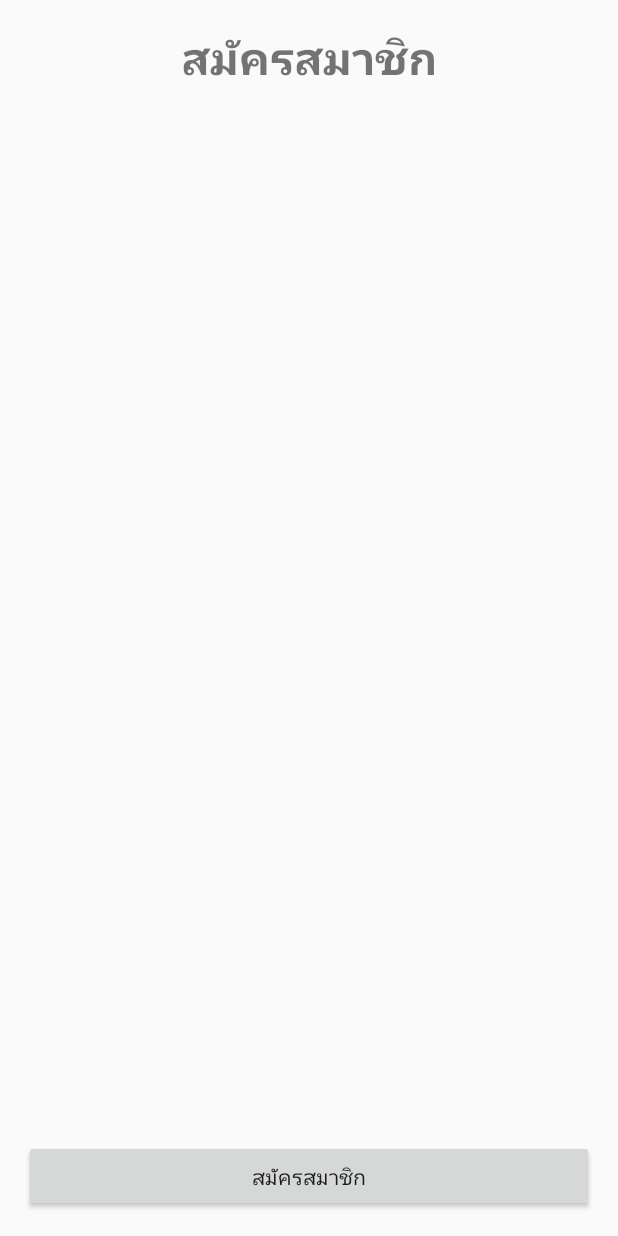
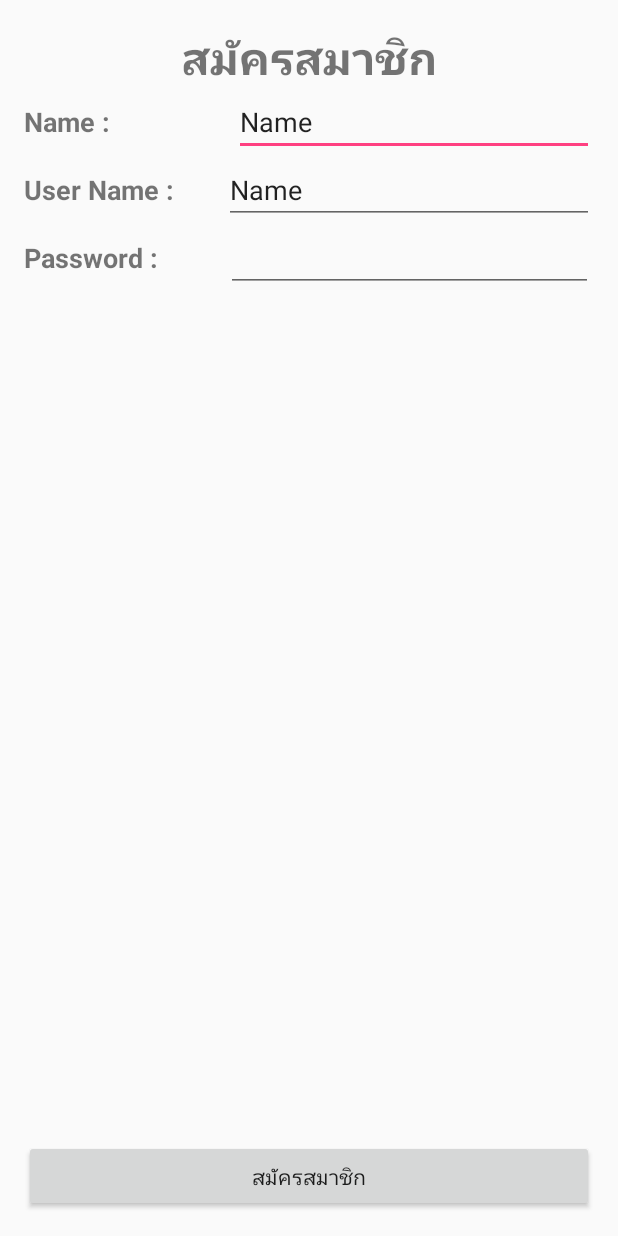
Before and after one commit to pichsinee/Rattanakosin, an Android app: the SignUp screen opened directly, with no data from a screen before it, on a phone screen of 412 x 824 dp. Run offline under Robolectric (Android 15) with nearby library versions, the phone set to English and light mode, and no system bars.

Commit message:
Start Day2

```diff
--- a/app/src/main/res/layout/activity_sign_up.xml
+++ b/app/src/main/res/layout/activity_sign_up.xml
@@ -31,6 +31,80 @@
         android:orientation="vertical"
         android:layout_width="match_parent"
         android:layout_height="match_parent"
-        android:layout_below="@+id/textView"
-        android:layout_above="@+id/button3"></LinearLayout>
+        android:layout_alignParentLeft="true"
+        android:layout_alignParentStart="true"
+        android:layout_above="@+id/button3"
+        android:layout_below="@+id/textView">
+
+        <LinearLayout
+            android:orientation="horizontal"
+            android:layout_width="match_parent"
+            android:layout_height="wrap_content">
+
+            <TextView
+                android:text="Name :"
+                android:layout_width="wrap_content"
+                android:layout_height="wrap_content"
+                android:id="@+id/textView3"
+                android:layout_weight="1"
+                android:textSize="18sp"
+                android:textStyle="bold" />
+
+            <EditText
+                android:layout_width="wrap_content"
+                android:layout_height="wrap_content"
+                android:inputType="textPersonName"
+                android:text="Name"
+                android:ems="10"
+                android:id="@+id/editText2"
+                android:layout_weight="0.32" />
+        </LinearLayout>
+
+        <LinearLayout
+            android:orientation="horizontal"
+            android:layout_width="match_parent"
+            android:layout_height="wrap_content">
+
+            <TextView
+                android:text="User Name :"
+                android:layout_width="wrap_content"
+                android:layout_height="wrap_content"
+                android:id="@+id/textView4"
+                android:layout_weight="1"
+                android:textSize="18sp"
+                android:textStyle="bold" />
+
+            <EditText
+                android:layout_width="wrap_content"
+                android:layout_height="wrap_content"
+                android:inputType="textPersonName"
+                android:text="Name"
+                android:ems="10"
+                android:id="@+id/editText3"
+                android:layout_weight="1" />
+        </LinearLayout>
+
+        <LinearLayout
+            android:orientation="horizontal"
+            android:layout_width="match_parent"
+            android:layout_height="wrap_content">
+
+            <TextView
+                android:text="Password :"
+                android:layout_width="wrap_content"
+                android:layout_height="wrap_content"
+                android:id="@+id/textView5"
+                android:layout_weight="1"
+                android:textSize="18sp"
+                android:textStyle="bold" />
+
+            <EditText
+                android:layout_width="wrap_content"
+                android:layout_height="wrap_content"
+                android:inputType="textPassword"
+                android:ems="10"
+                android:id="@+id/editText4"
+                android:layout_weight="0.69" />
+        </LinearLayout>
+    </LinearLayout>
 </RelativeLayout>
```
